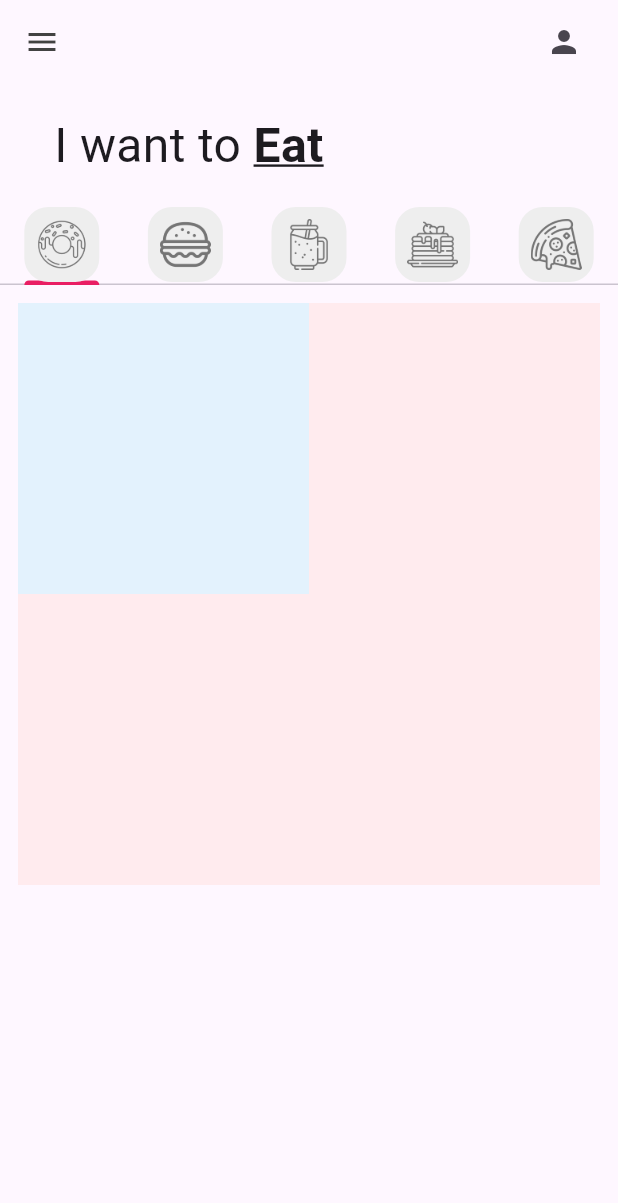
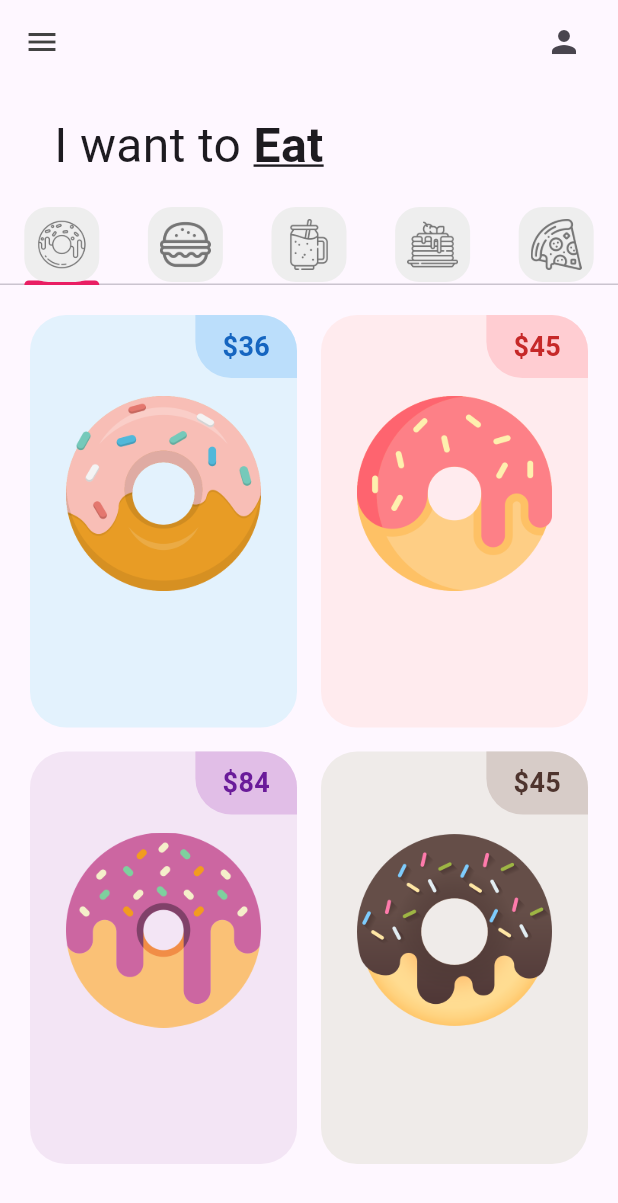
Before and after one commit to T0a5t-E/donut_app_2a_vargas, a Flutter app: the screen it shows after launch, on a phone screen of 412 x 824 dp. Shown: the top 1203 px of the screen. Run offline on Flutter 3.47's test engine with Material 3 defaults, Android fonts, the phone set to English and light mode, and no system bars.

Commit message:
PriceTag Added

```diff
--- a/lib/tabs/donut_tab.dart
+++ b/lib/tabs/donut_tab.dart
@@ -7,8 +7,8 @@
   final List donutsOnSale = [
     ["Ice Cream", "36", Colors.blue, "lib/images/icecream_donut.png"],
     ["Strawberry", "45", Colors.red, "lib/images/strawberry_donut.png"],
-    ["Grape Ape", "84", Colors.red, "lib/images/grape_donut.png"],
-    ["Chocolate", "45", Colors.red, "lib/images/chocolate_donut.png"],
+    ["Grape Ape", "84", Colors.purple, "lib/images/grape_donut.png"],
+    ["Chocolate", "45", Colors.brown, "lib/images/chocolate_donut.png"],
   ];
   DonutTab({super.key});
 
@@ -21,7 +21,9 @@
       // Organizes the grid
       gridDelegate: const SliverGridDelegateWithFixedCrossAxisCount(
         // Number of columns
-        crossAxisCount: 2),
+        crossAxisCount: 2,
+        // Aspect ratio
+        childAspectRatio: 1 / 1.5),
       itemBuilder: (context, index) {
         return DonutTile(
           donutFlavor: donutsOnSale[index][0],
--- a/lib/utils/donut_tile.dart
+++ b/lib/utils/donut_tile.dart
@@ -16,9 +16,47 @@
 
  @override
  Widget build(BuildContext context) {
-   return Container(
+  return Padding(
+    padding: const EdgeInsets.all(8.0),
+    child: Container(
        decoration: BoxDecoration(
      color: donutColor[50],
-   ));
+     borderRadius: BorderRadius.circular(24)),
+     child: Column(
+        children: [
+         // Price Tag
+         Row(
+            mainAxisAlignment: MainAxisAlignment.end,
+            children: [
+              Container(
+                decoration: BoxDecoration(
+                  color: donutColor[100],
+                  borderRadius: const BorderRadius.only(
+                    bottomLeft: Radius.circular(24),
+                    topRight: Radius.circular(24)
+                  )),
+                  padding:
+                  const EdgeInsets.symmetric(vertical: 8, horizontal: 18),
+                  child: Text(
+                    '\$$donutPrice',
+                    style: TextStyle(
+                      fontWeight: FontWeight.bold,
+                      fontSize: 18,
+                      color: donutColor[800]),
+                  ),
+              )
+            ],
+         ),
+         // Donut Picture
+         Padding(
+           padding: const EdgeInsets.symmetric(horizontal: 24.0, vertical: 12),
+           child: Image.asset(imageName),
+         ),
+         // Donut Flavor
+         // Love icon + Add button
+       ],
+     ),
+    ),
+  );
  }
 }
```
